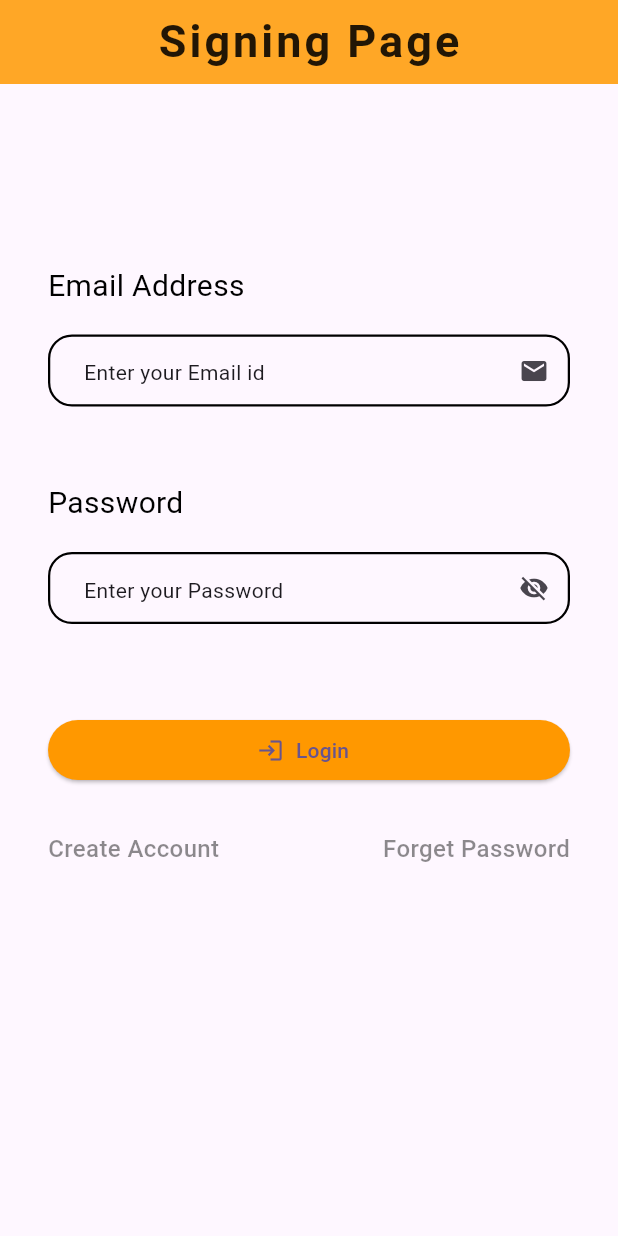
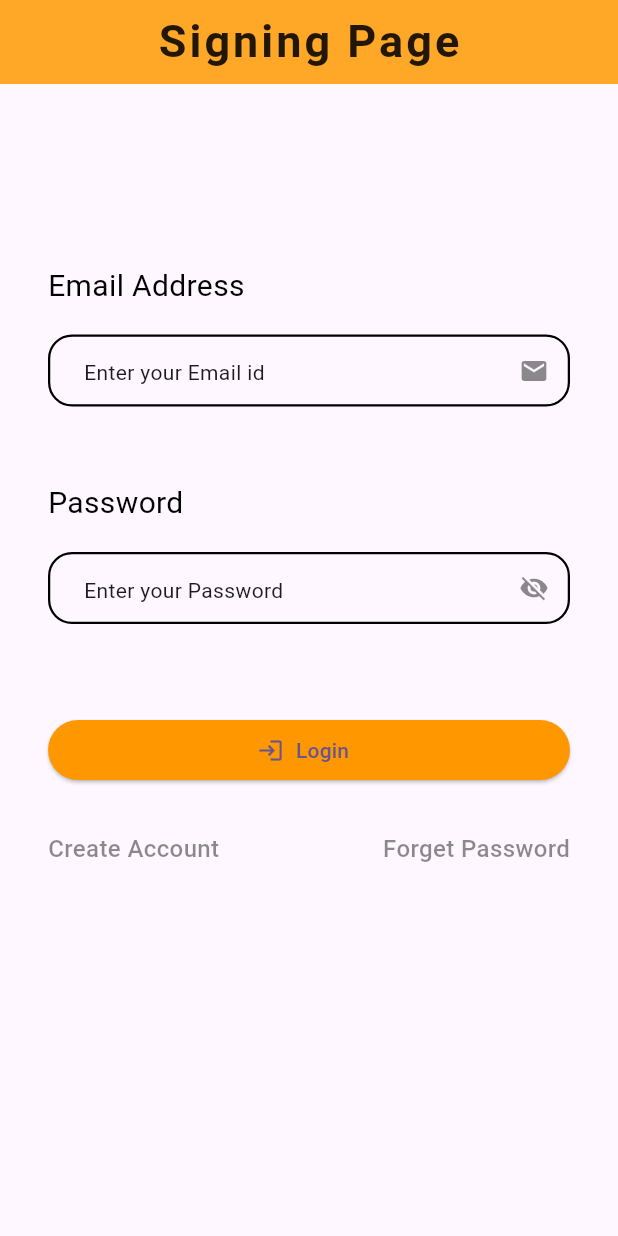
Before and after one commit to Ratndeep1999/database_practice, a Flutter app: the screen it shows after launch, on a phone screen of 412 x 824 dp. Run offline on Flutter 3.47's test engine with Material 3 defaults, Android fonts, the phone set to English and light mode, and no system bars; our stand-ins replace sqflite; accounts and stored records are empty.

Commit message:
custom IconWidget put at the place of IconButton

```diff
--- a/lib/CustomWidgets/input_text_field_widget.dart
+++ b/lib/CustomWidgets/input_text_field_widget.dart
@@ -1,3 +1,4 @@
+import 'package:database_practice/CustomWidgets/icon_widget.dart';
 import 'package:flutter/material.dart';
 
 class InputTextFieldWidget extends StatelessWidget {
@@ -62,9 +63,11 @@ class InputTextFieldWidget extends StatelessWidget {
       decoration: InputDecoration(
         hint: Text(hintLabel),
         suffixIcon: isSuffixIcon
-            ? IconButton(
-                onPressed: suffixTap,
-                icon: Icon(suffixIcon, size: 20, color: suffixIconColor),
+            ? IconWidget(
+                iconPress: suffixTap,
+                icon: suffixIcon,
+                iconColor: Colors.black45,
+                iconSize: 20.0,
               )
             : null,
         isDense: true,
```
